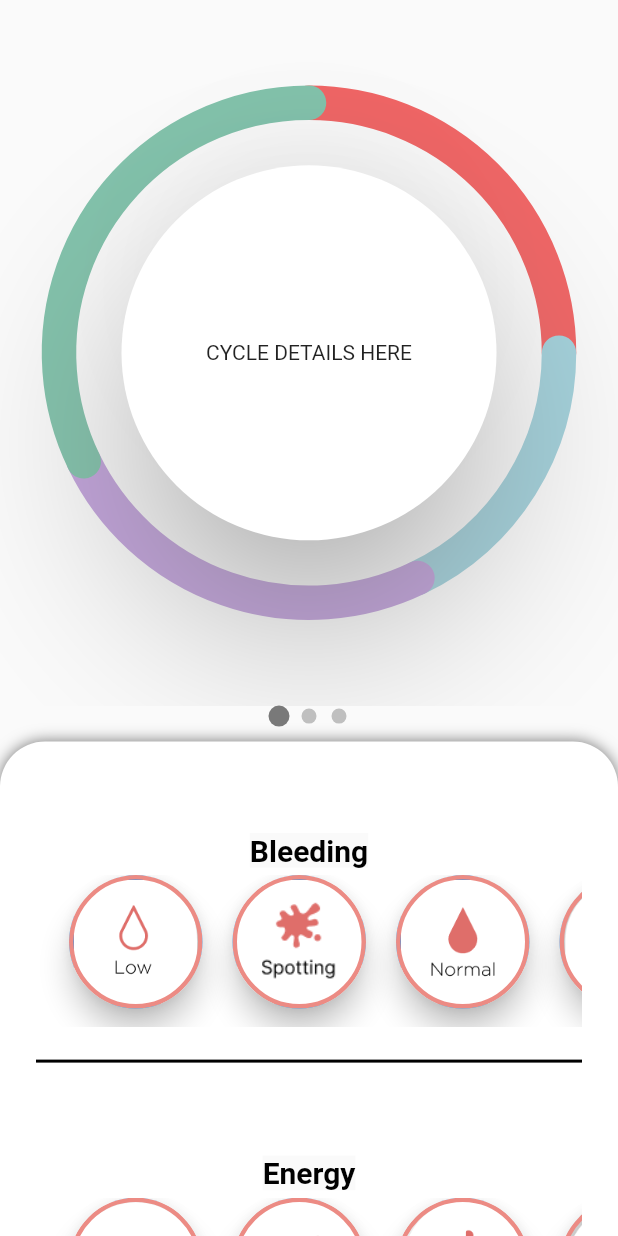
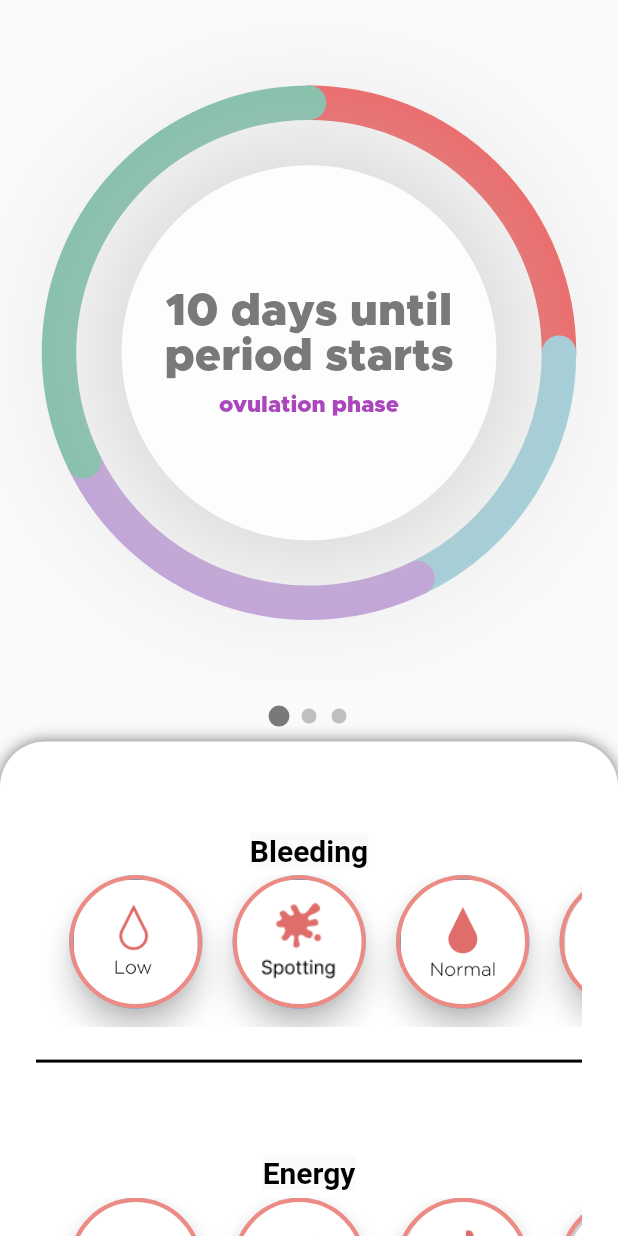
Before and after one commit to rice-apps/psy.cl-v1, a Flutter app: the screen it shows after launch, on a phone screen of 412 x 824 dp. Run offline on Flutter 3.47's test engine with Material 2 defaults, Android fonts, the phone set to English and light mode, and no system bars; drawn by our look-alikes of sliding_up_panel, smooth_page_indicator; our stand-ins replace table_calendar.

Commit message:
rewrite inner circle - use Container instead of CustomPaint - add dummy text inside of circle

```diff
--- a/lib/src/features/progress-circle/inner_circle_painter.dart
+++ /dev/null
@@ -1,29 +0,0 @@
-import "package:flutter/material.dart";
-import '../../../assets//constants.dart' as constants;
-import 'dart:math' as math;
-
-class InnerCircle extends CustomPainter {
-  final double radiusFactor;
-  InnerCircle({required this.radiusFactor});
-
-  @override
-  void paint(Canvas canvas, Size size) {
-    Offset offset = Offset(size.height / 2, size.width / 2);
-    final double radius =
-        math.min(size.height, size.width) * radiusFactor * 0.75;
-
-    Paint circlePaint = Paint()..color = Colors.white;
-    canvas.drawShadow(
-        Path()
-          ..addOval(Rect.fromCircle(
-              center: Offset(size.height / 2, size.width / 2 - 40),
-              radius: radius)),
-        Colors.grey,
-        50,
-        false);
-    canvas.drawCircle(offset, radius, circlePaint);
-  }
-
-  @override
-  bool shouldRepaint(InnerCircle oldDelegate) => false;
-}
--- a/lib/src/features/progress-circle/progress_circle.dart
+++ b/lib/src/features/progress-circle/progress_circle.dart
@@ -1,6 +1,6 @@
 import 'package:flutter/material.dart';
 import 'progress_painter.dart';
-import 'inner_circle_painter.dart';
+import '../../../assets/constants.dart' as constants;
 
 class ProgressCircle extends StatefulWidget {
   const ProgressCircle({super.key});
@@ -24,16 +24,43 @@ class _ProgressCircle extends State<ProgressCircle> {
           )),
       Align(
           alignment: Alignment.center,
-          child: CustomPaint(
-            child: SizedBox(
-              child: Align(
-                  alignment: Alignment.center,
-                  child: Text("CYCLE DETAILS HERE")),
-              height: size.height,
-              width: size.width,
+          child: Container(
+            alignment: Alignment.center,
+            height: size.height,
+            width: size.width,
+            padding: const EdgeInsets.all(15),
+            decoration: BoxDecoration(
+                color: constants.WHITE,
+                shape: BoxShape.circle,
+                boxShadow: [
+                  BoxShadow(
+                      blurRadius: 100,
+                      color: Colors.grey.shade400,
+                      spreadRadius: -4)
+                ]),
+            child: Column(
+              crossAxisAlignment: CrossAxisAlignment.center,
+              mainAxisAlignment: MainAxisAlignment.center,
+              children: [
+                const Text(
+                  "10 days until period starts",
+                  style: TextStyle(
+                    fontFamily: "Metropolis",
+                    fontSize: 30,
+                    color: constants.DARK_GRAY,
+                  ),
+                  textAlign: TextAlign.center,
+                ),
+                const SizedBox(
+                  height: 10,
+                ),
+                Text("ovulation phase",
+                    style: TextStyle(
+                        fontFamily: "Metropolis",
+                        fontSize: 15,
+                        color: Colors.purple.shade400))
+              ],
             ),
-            painter: InnerCircle(radiusFactor: radiusFactor),
-            size: size,
           ))
     ]);
   }
```
